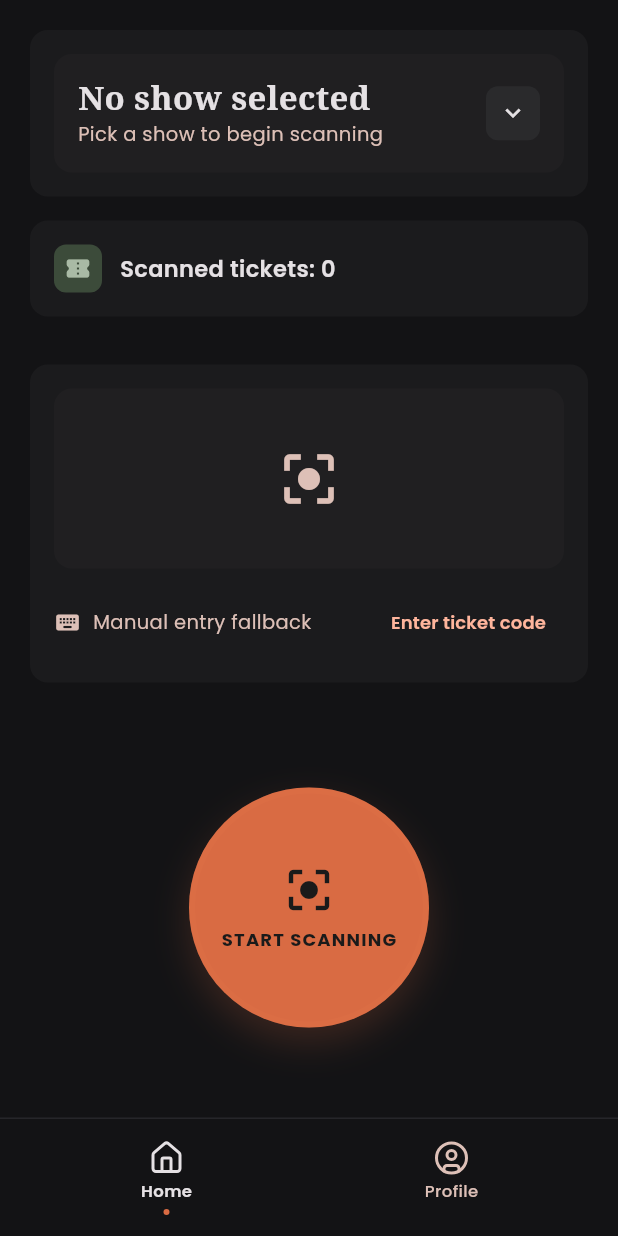
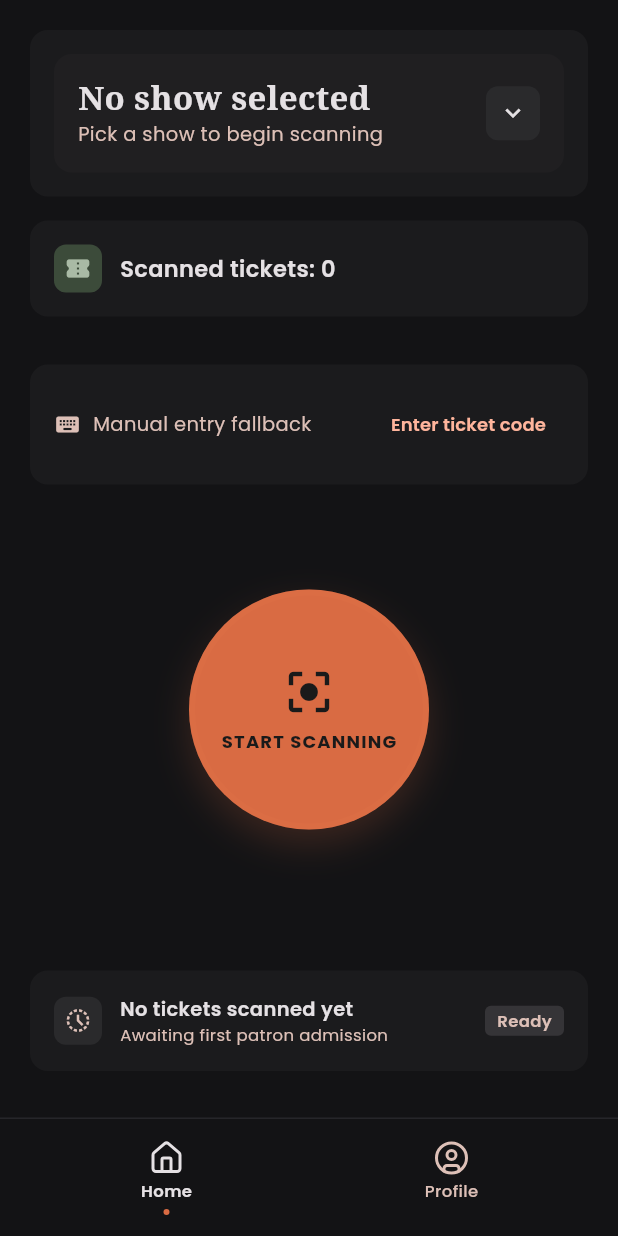
Before and after one commit to Shonferns004/Movie-Booking, a Flutter app: the ScannerShell screen opened directly with empty values, on a phone screen of 412 x 824 dp. Run offline on Flutter 3.47's test engine with Material 3 defaults, Android fonts, the phone set to English and light mode, and no system bars; our stand-ins replace google_fonts, image_picker, lucide_icons_flutter, shared_preferences; missing offline and left inert: mobile_scanner; accounts and stored records are empty; network calls fail.

Commit message:
Remove scan icon block from manual entry fallback

```diff
--- a/admin_app/lib/screens/scanner_shell.dart
+++ b/admin_app/lib/screens/scanner_shell.dart
@@ -386,22 +386,7 @@
         color: KkSurface.containerLow,
         borderRadius: BorderRadius.circular(12),
       ),
-      child: Column(
-        children: [
-          Container(
-            height: 120,
-            width: double.infinity,
-            decoration: BoxDecoration(
-              color: KkSurface.container,
-              borderRadius: BorderRadius.circular(12),
-            ),
-            child: Center(
-              child: Icon(Icons.center_focus_strong,
-                  size: 44, color: KkSurface.onSurfaceVariant),
-            ),
-          ),
-          const SizedBox(height: 12),
-          Row(
+      child: Row(
         children: [
           const Icon(Icons.keyboard_rounded,
               size: 18, color: KkSurface.onSurfaceVariant),
@@ -424,8 +409,6 @@
                 color: KkSurface.primary,
               ),
             ),
-              ),
-            ],
           ),
         ],
       ),
```
Lines whose indentation alone changed are shown as unchanged.
